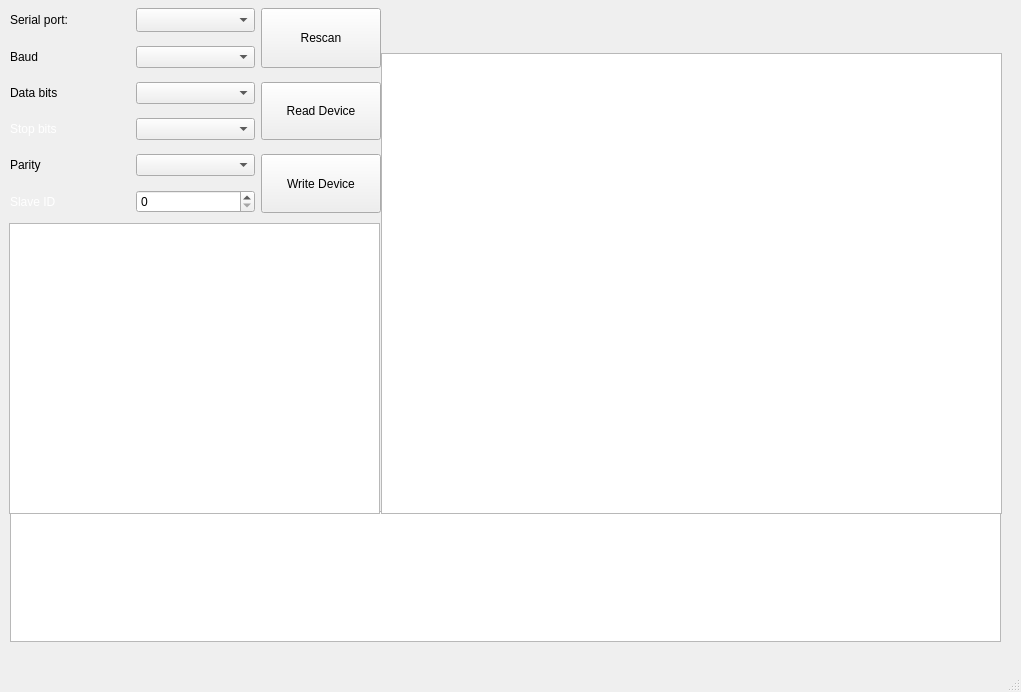
VarionDrakon/UICD.Configurator, file mainwindow.ui: the form before one commit.
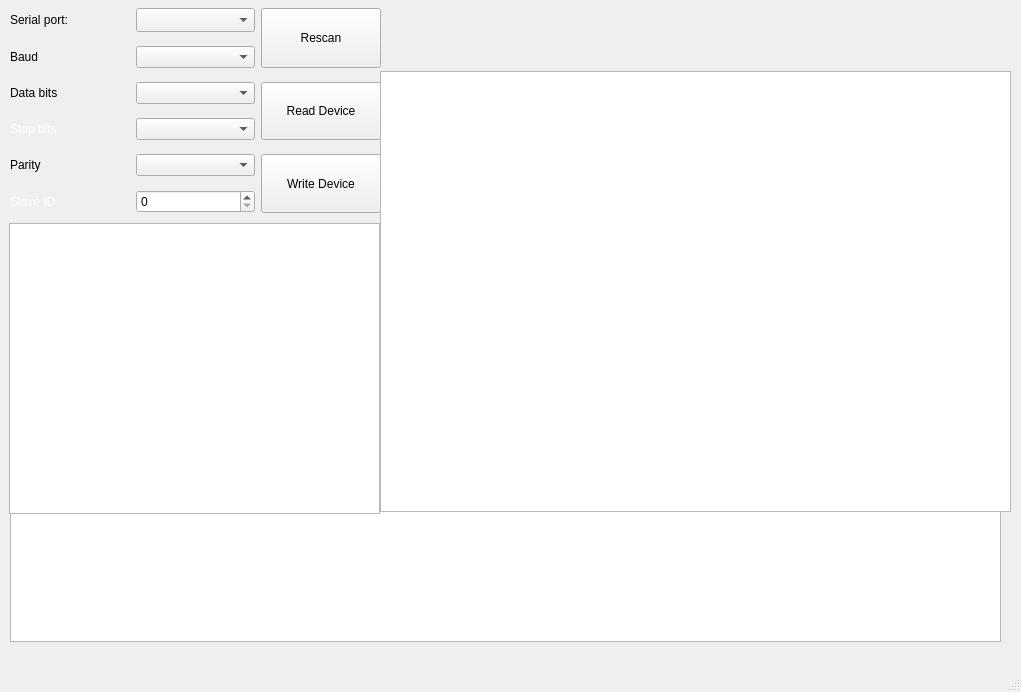
The form after the commit.

What changed in the file:
```diff
--- a/mainwindow.ui
+++ b/mainwindow.ui
@@ -61,19 +61,6 @@
      <bool>false</bool>
     </property>
    </widget>
-   <widget class="QListWidget" name="listWidget_2">
-    <property name="geometry">
-     <rect>
-      <x>381</x>
-      <y>53</y>
-      <width>621</width>
-      <height>461</height>
-     </rect>
-    </property>
-    <property name="styleSheet">
-     <string notr="true"/>
-    </property>
-   </widget>
    <widget class="QTreeView" name="treeView">
     <property name="geometry">
      <rect>
@@ -267,6 +254,16 @@
      </item>
     </layout>
    </widget>
+   <widget class="QListView" name="listView">
+    <property name="geometry">
+     <rect>
+      <x>380</x>
+      <y>71</y>
+      <width>631</width>
+      <height>441</height>
+     </rect>
+    </property>
+   </widget>
   </widget>
   <widget class="QMenuBar" name="menubar">
    <property name="geometry">
```
Left out of the diff: 7 changed lines with no effect on the pictures.
